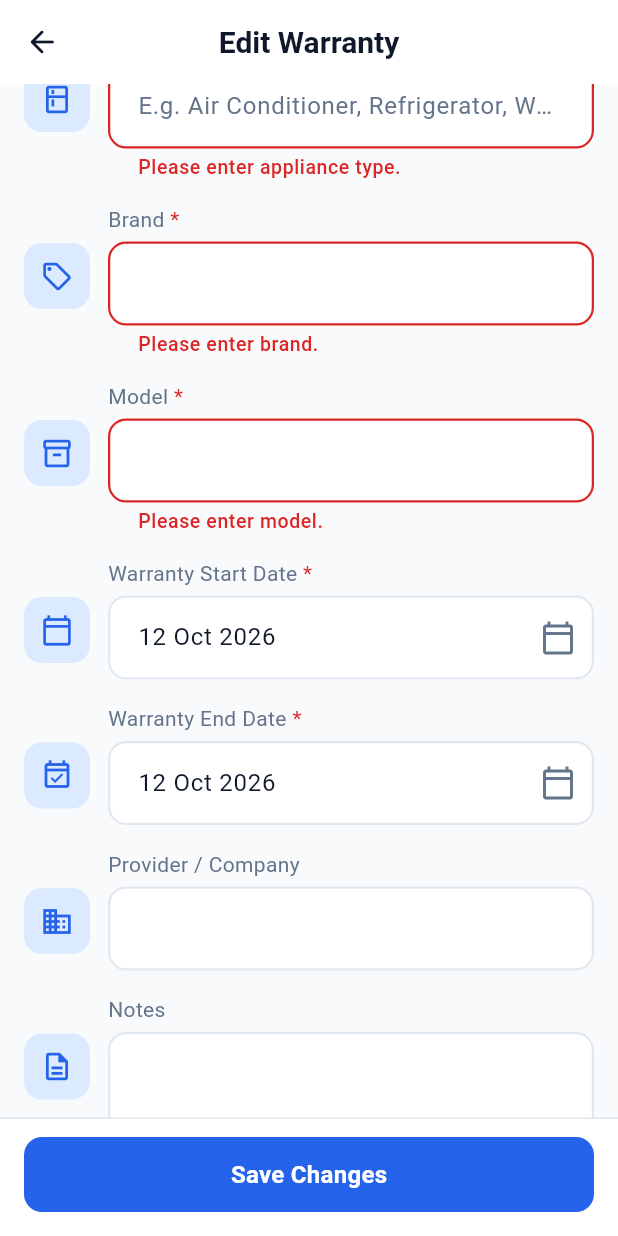
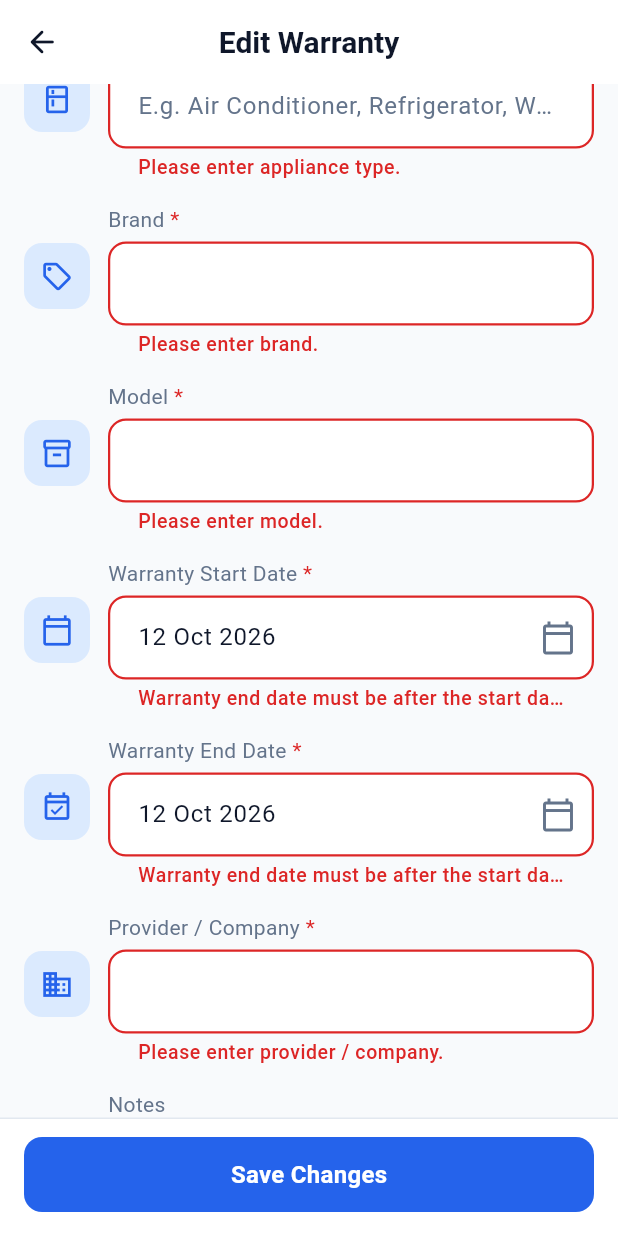
Before and after one commit to Sherin1229/IT3060HCI2026_Home_Maintenance_Reminder_App_WE_113, a Flutter app: the EditWarrantyScreen screen opened directly with empty values, scrolled down 518 dp, after a tap on "Save Changes", on a phone screen of 412 x 824 dp. Run offline on Flutter 3.47's test engine with Material 3 defaults, Android fonts, the phone set to English and light mode, and no system bars; our stand-ins replace cloud_firestore, file_picker, firebase_auth, firebase_core, firebase_messaging, flutter_local_notifications and 5 more; accounts and stored records are empty.

Commit message:
feat: fix an integration issue

```diff
--- a/lib/screens/reminders/reminder_schedule_screen.dart
+++ b/lib/screens/reminders/reminder_schedule_screen.dart
@@ -69,6 +69,7 @@ class _ReminderScheduleScreenState extends State<ReminderScheduleScreen> {
   @override
   Widget build(BuildContext context) {
     final today = DateUtils.dateOnly(DateTime.now());
+    final isCreatingNew = widget.initialSelection == null;
     return Scaffold(
       appBar: AppBar(
         leading: IconButton(
@@ -118,7 +119,7 @@ class _ReminderScheduleScreenState extends State<ReminderScheduleScreen> {
                   Card(
                     child: CalendarDatePicker(
                       initialDate: _selectedDate,
-                      firstDate: DateTime(2000),
+                      firstDate: isCreatingNew ? today : DateTime(2000),
                       lastDate: DateTime(today.year + 10, 12, 31),
                       onDateChanged: (date) {
                         setState(() => _selectedDate = date);
--- a/lib/screens/warranties/edit_warranty_screen.dart
+++ b/lib/screens/warranties/edit_warranty_screen.dart
@@ -8,6 +8,7 @@ import 'package:firebase_auth/firebase_auth.dart';
 
 import '../../config/app_colors.dart';
 import '../../utils/constants.dart';
+import '../../utils/component_validators.dart';
 import '../../services/warranty_service.dart';
 import '../../widgets/appliance_selection_field.dart';
 
@@ -208,11 +209,6 @@ class _EditWarrantyScreenState extends State<EditWarrantyScreen> {
     _revalidate();
   }
 
-  String? _requiredText(String? value, String field) {
-    if (value == null || value.trim().isEmpty) return 'Please enter $field.';
-    return null;
-  }
-
   void _showMessage(String message) {
     ScaffoldMessenger.of(context)
       ..hideCurrentSnackBar()
@@ -246,13 +242,13 @@ class _EditWarrantyScreenState extends State<EditWarrantyScreen> {
       await _warrantyService.updateWarranty(
         warrantyId: widget.warrantyId,
         applianceId: _selectedApplianceId!,
-        applianceType: _applianceTypeController.text,
-        brand: _brandController.text,
-        model: _modelController.text,
+        applianceType: _applianceTypeController.text.trim(),
+        brand: _brandController.text.trim(),
+        model: _modelController.text.trim(),
         warrantyStartDate: _startDate!,
         warrantyEndDate: _endDate!,
-        provider: _providerController.text,
-        notes: _notesController.text,
+        provider: _providerController.text.trim(),
+        notes: _notesController.text.trim(),
       );
 
       if (!mounted) return;
@@ -374,7 +370,7 @@ class _EditWarrantyScreenState extends State<EditWarrantyScreen> {
 
       final size = file.lengthSync() ?? await file.length();
       if (size != null && size > 10 * 1024 * 1024) {
-        _showMessage('Please select a file smaller than 10 MB.');
+        _showMessage('File size must be 10 MB or less.');
         return;
       }
       final lowerName = file.name.toLowerCase();
@@ -552,14 +548,18 @@ class _EditWarrantyScreenState extends State<EditWarrantyScreen> {
               controller: _applianceTypeController,
               textInputAction: TextInputAction.next,
               decoration: const InputDecoration(
-                hintText:
-                    'E.g. Air Conditioner, Refrigerator, Washing Machine',
+                hintText: 'E.g. Air Conditioner, Refrigerator, Washing Machine',
               ),
               onChanged: (_) {
                 setState(() {});
                 _revalidate();
               },
-              validator: (value) => _requiredText(value, 'appliance type'),
+              validator: (value) => ComponentValidators.requiredText(
+                value,
+                field: 'appliance type',
+                minLength: 2,
+                maxLength: 50,
+              ),
             ),
           ),
           _EditField(
@@ -570,7 +570,11 @@ class _EditWarrantyScreenState extends State<EditWarrantyScreen> {
               controller: _brandController,
               textInputAction: TextInputAction.next,
               onChanged: (_) => _revalidate(),
-              validator: (value) => _requiredText(value, 'brand'),
+              validator: (value) => ComponentValidators.requiredText(
+                value,
+                field: 'brand',
+                maxLength: 50,
+              ),
             ),
           ),
           _EditField(
@@ -581,7 +585,11 @@ class _EditWarrantyScreenState extends State<EditWarrantyScreen> {
               controller: _modelController,
               textInputAction: TextInputAction.next,
               onChanged: (_) => _revalidate(),
-              validator: (value) => _requiredText(value, 'model'),
+              validator: (value) => ComponentValidators.requiredText(
+                value,
+                field: 'model',
+                maxLength: 60,
+              ),
             ),
           ),
           _EditField(
@@ -599,8 +607,8 @@ class _EditWarrantyScreenState extends State<EditWarrantyScreen> {
                 if (_startDate == null) {
                   return 'Please select a warranty start date.';
                 }
-                if (_endDate != null && _endDate!.isBefore(_startDate!)) {
-                  return 'Start date cannot be later than end date.';
+                if (_endDate != null && !_endDate!.isAfter(_startDate!)) {
+                  return 'Warranty end date must be after the start date.';
                 }
                 return null;
               },
@@ -617,23 +625,23 @@ class _EditWarrantyScreenState extends State<EditWarrantyScreen> {
               decoration: const InputDecoration(
                 suffixIcon: Icon(Icons.calendar_today_outlined),
               ),
-              validator: (_) {
-                if (_endDate == null) {
-                  return 'Please select a warranty end date.';
-                }
-                if (_startDate != null && _endDate!.isBefore(_startDate!)) {
-                  return 'End date cannot be earlier than start date.';
-                }
-                return null;
-              },
+              validator: (_) =>
+                  ComponentValidators.warrantyEndDate(_startDate, _endDate),
             ),
           ),
           _EditField(
             icon: Icons.business_outlined,
             label: 'Provider / Company',
+            isRequired: true,
             child: TextFormField(
               controller: _providerController,
               textInputAction: TextInputAction.next,
+              validator: (value) => ComponentValidators.requiredText(
+                value,
+                field: 'provider / company',
+                minLength: 2,
+                maxLength: 80,
+              ),
             ),
           ),
           _EditField(
@@ -644,6 +652,11 @@ class _EditWarrantyScreenState extends State<EditWarrantyScreen> {
               minLines: 2,
               maxLines: 4,
               textInputAction: TextInputAction.newline,
+              validator: (value) => ComponentValidators.optionalText(
+                value,
+                field: 'Notes',
+                maxLength: 500,
+              ),
             ),
           ),
         ],
--- /dev/null
+++ b/lib/utils/component_validators.dart
@@ -0,0 +1,80 @@
+import 'package:flutter/material.dart';
+
+abstract final class ComponentValidators {
+  static String? requiredText(
+    String? value, {
+    required String field,
+    int? minLength,
+    int? maxLength,
+  }) {
+    final text = value?.trim() ?? '';
+    if (text.isEmpty) return 'Please enter $field.';
+    if (minLength != null && text.length < minLength) {
+      return '$field must be at least $minLength characters.';
+    }
+    if (maxLength != null && text.length > maxLength) {
+      return '$field must be $maxLength characters or less.';
+    }
+    return null;
+  }
+
+  static String? optionalText(
+    String? value, {
+    required String field,
+    required int maxLength,
+  }) {
+    final text = value?.trim() ?? '';
+    if (text.isEmpty) return null;
+    if (text.length > maxLength) {
+      return '$field must be $maxLength characters or less.';
+    }
+    return null;
+  }
+
+  static String? purchaseDate(DateTime? date) {
+    if (date == null) return 'Purchase date is required';
+    final now = DateTime.now();
+    final today = DateTime(now.year, now.month, now.day);
+    final selected = DateTime(date.year, date.month, date.day);
+    if (selected.isAfter(today)) {
+      return 'Purchase date cannot be in the future.';
+    }
+    return null;
+  }
+
+  static String? warrantyEndDate(DateTime? start, DateTime? end) {
+    if (end == null) return 'Please select a warranty end date.';
+    if (start != null && !end.isAfter(start)) {
+      return 'Warranty end date must be after the start date.';
+    }
+    return null;
+  }
+
+  static DateTime combineDateAndTime(DateTime date, TimeOfDay time) {
+    return DateTime(date.year, date.month, date.day, time.hour, time.minute);
+  }
+
+  static String? futureReminder(
+    DateTime date,
+    TimeOfDay time, {
+    DateTime? now,
+  }) {
+    final scheduled = combineDateAndTime(date, time);
+    if (!scheduled.isAfter(now ?? DateTime.now())) {
+      return 'Reminder time must be in the future.';
+    }
+    return null;
+  }
+
+  static String? cost(String? value) {
+    final text = value?.trim() ?? '';
+    if (text.isEmpty) return null;
+    final amount = double.tryParse(text);
+    if (amount == null || !amount.isFinite) return 'Enter a valid cost.';
+    if (amount < 0) return 'Cost cannot be negative.';
+    if (amount > 100000000) {
+      return 'Cost cannot exceed 100000000.';
+    }
+    return null;
+  }
+}
```
Also changed, not shown: lib/screens/appliances/add_appliance_screen.dart (+33 -31 lines), lib/screens/appliances/edit_appliance_screen.dart (+37 -18 lines), lib/screens/maintenance_history/maintenance_form_screen.dart (+21 -4 lines), lib/screens/reminders/create_reminder_screen.dart (+30 -13 lines), lib/screens/reminders/edit_reminder_screen.dart (+45 -10 lines), lib/screens/warranties/add_warranty_document_screen.dart (+21 -4 lines), lib/screens/warranties/add_warranty_screen.dart (+32 -24 lines).
